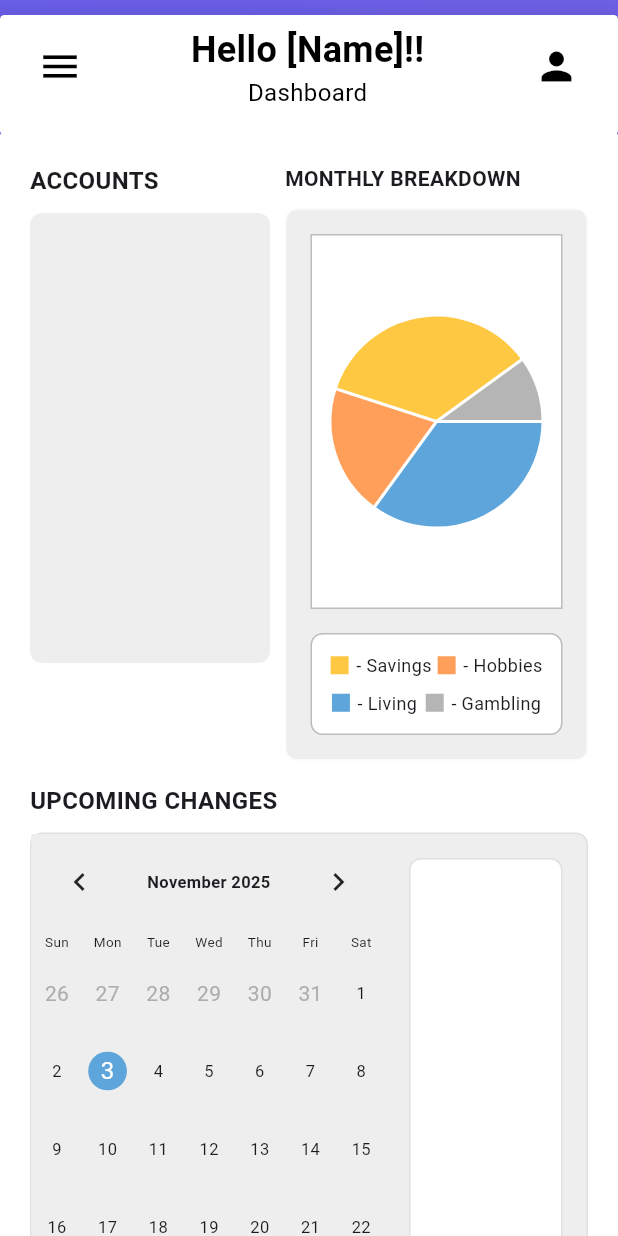
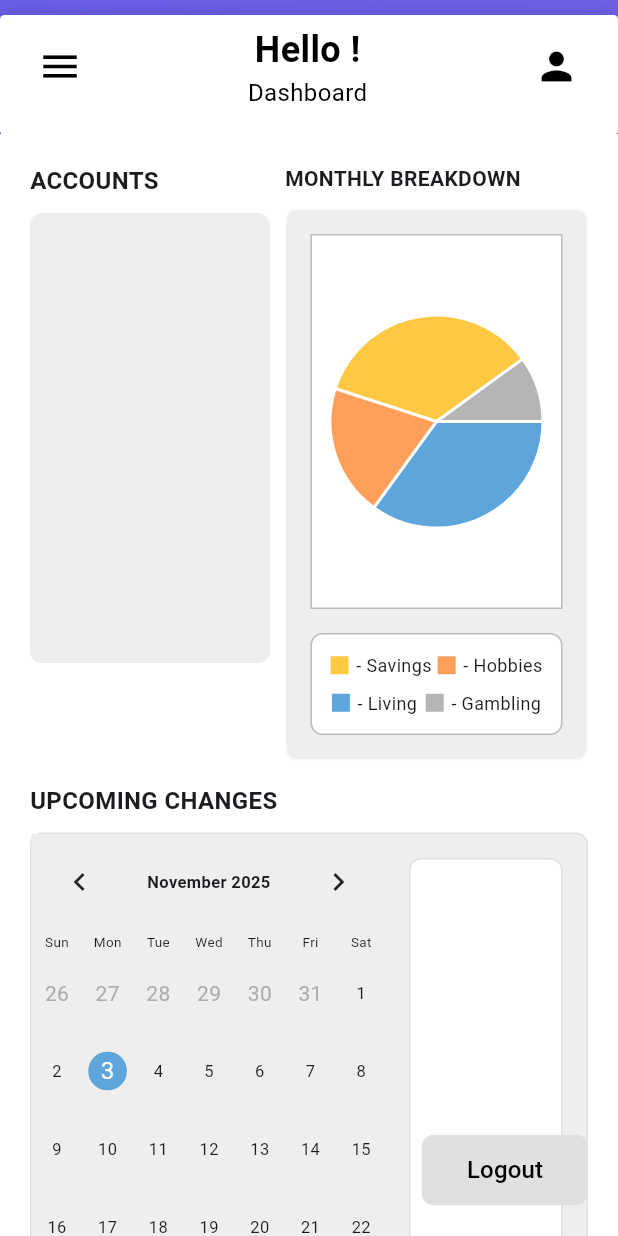
Before and after one commit to agreen1738/poos-large-project, a Flutter app: the DashboardPage screen opened directly, on a phone screen of 412 x 824 dp. Run offline on Flutter 3.47's test engine with Material 3 defaults, Android fonts, the phone set to English and light mode, and no system bars; drawn by our look-alikes of fl_chart, table_calendar; our stand-ins replace shared_preferences; accounts and stored records are empty.

Commit message:
updated UI

```diff
--- a/mobile/lib/screens/dashboard_page.dart
+++ b/mobile/lib/screens/dashboard_page.dart
@@ -4,6 +4,7 @@ import 'package:mobile/screens/accounts_page.dart';
 import 'package:mobile/screens/transactions_page.dart';
 import 'package:table_calendar/table_calendar.dart';
 import 'package:mobile/screens/analytics_page.dart';
+import '../services/auth_services.dart';
 
 class DashboardPage extends StatefulWidget {
   const DashboardPage({super.key});
@@ -15,13 +16,30 @@ class DashboardPage extends StatefulWidget {
 class _DashboardPageState extends State<DashboardPage> {
   DateTime _focusedDay = DateTime.now();
   DateTime? _selectedDay;
+  User? _currentUser;
+  bool _isLoading = true;
 
   @override
   void initState() {
     super.initState();
     _selectedDay = _focusedDay;
+    _loadUserData();
   }
 
+  Future<void> _loadUserData() async{
+    try {
+      final user = await authService.getCurrentUser();
+      setState(() {
+        _currentUser = user;
+        _isLoading = false;
+      });
+    } catch (e) {
+      print('Error loading user data: $e');
+      setState(() {
+        _isLoading = false;
+      });
+    }
+  }
   @override
   Widget build(BuildContext context) {
     return Scaffold(
@@ -176,17 +194,19 @@ class _DashboardPageState extends State<DashboardPage> {
                         ),
 
                         const Spacer(),
-                        const Column(
+                        Column(
                           children: [
                             Text(
-                              'Hello [Name]!!',
-                              style: TextStyle(
+                              _isLoading
+                                ? 'Hello!'
+                                : 'Hello ${_currentUser?.firstName ?? 'User'}!',
+                              style: const TextStyle(
                                 fontSize: 24,
                                 fontWeight: FontWeight.bold,
                                 color: Colors.black,
                               ),
                             ),
-                            Text(
+                            const Text(
                               'Dashboard',
                               style: TextStyle(
                                 fontSize: 16,
@@ -214,9 +234,11 @@ class _DashboardPageState extends State<DashboardPage> {
                   ),
                 ],
               ),
-              // Main content
+              // Main content with fixed logout button
               Expanded(
-                child: Container(
+                child: Stack(
+                  children: [
+                    Container(
                       decoration: const BoxDecoration(
                         color: Colors.white,
                         borderRadius: BorderRadius.only(
@@ -225,7 +247,7 @@ class _DashboardPageState extends State<DashboardPage> {
                         ),
                       ),
                       child: SingleChildScrollView(
-                    padding: const EdgeInsets.fromLTRB(20, 0, 20, 20),
+                        padding: const EdgeInsets.fromLTRB(20, 0, 20, 80),
                         child: Column(
                           crossAxisAlignment: CrossAxisAlignment.start,
                           children: [
@@ -512,7 +534,7 @@ class _DashboardPageState extends State<DashboardPage> {
                                 children: [
                                   Row(
                                     children: [
-                                  Expanded(
+                                      const Expanded(
                                         flex: 1,
                                         child: Text(
                                           'Date',
@@ -522,7 +544,7 @@ class _DashboardPageState extends State<DashboardPage> {
                                           ),
                                         ),
                                       ),
-                                  Expanded(
+                                      const Expanded(
                                         flex: 2,
                                         child: Text(
                                           'Name',
@@ -532,7 +554,7 @@ class _DashboardPageState extends State<DashboardPage> {
                                           ),
                                         ),
                                       ),
-                                  Expanded(
+                                      const Expanded(
                                         flex: 1,
                                         child: Text(
                                           'Amount',
@@ -556,10 +578,14 @@ class _DashboardPageState extends State<DashboardPage> {
                                 ],
                               ),
                             ),
-                        const SizedBox(height: 20),
-                        // Logout button
-                        Align(
-                          alignment: Alignment.centerRight,
+                          ],
+                        ),
+                      ),
+                    ),
+                    // logout button
+                    Positioned(
+                      bottom: 20,
+                      right: 20,
                       child: TextButton(
                         onPressed: () {},
                         style: TextButton.styleFrom(
@@ -582,8 +608,6 @@ class _DashboardPageState extends State<DashboardPage> {
                       ),
                     ),
                   ],
-                    ),
-                  ),
                 ),
               ),
             ],
```
Also changed, not shown: mobile/lib/screens/accounts_page.dart (+44 -10 lines), mobile/lib/screens/analytics_page.dart (+30 -3 lines), mobile/lib/screens/transactions_page.dart (+41 -16 lines). Lines whose indentation alone changed are shown as unchanged.
